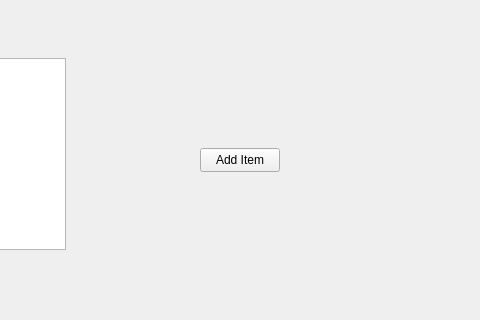
First picture: the form in maindashboard.ui, repository BelchieBen/BenjaminBelcherAssessment, before the edit; both pictures show x 371 to 851 and y 243 to 563 of the 1129 by 715 pixel window.
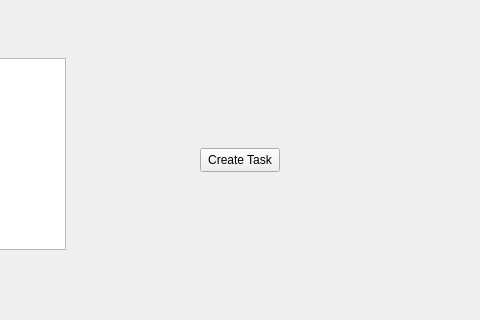
Second picture: the form after the edit.

Commit message: Added saving list to database and updating list when new task is added

The edit to the form file:
```diff
--- a/maindashboard.ui
+++ b/maindashboard.ui
@@ -302,7 +302,7 @@
         </rect>
        </property>
        <property name="text">
-        <string>Add Item</string>
+        <string>Create Task</string>
        </property>
       </widget>
      </widget>
```
Left out of the diff: 2 changed lines with no effect on the pictures. The commit also changes 7 other files.
